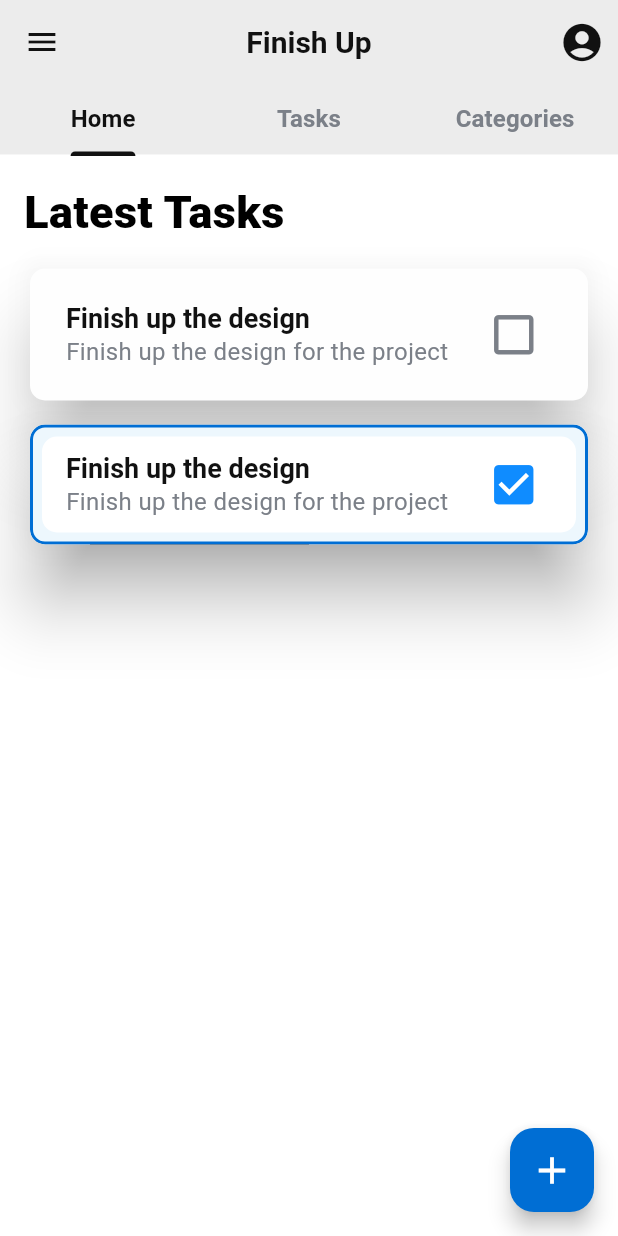
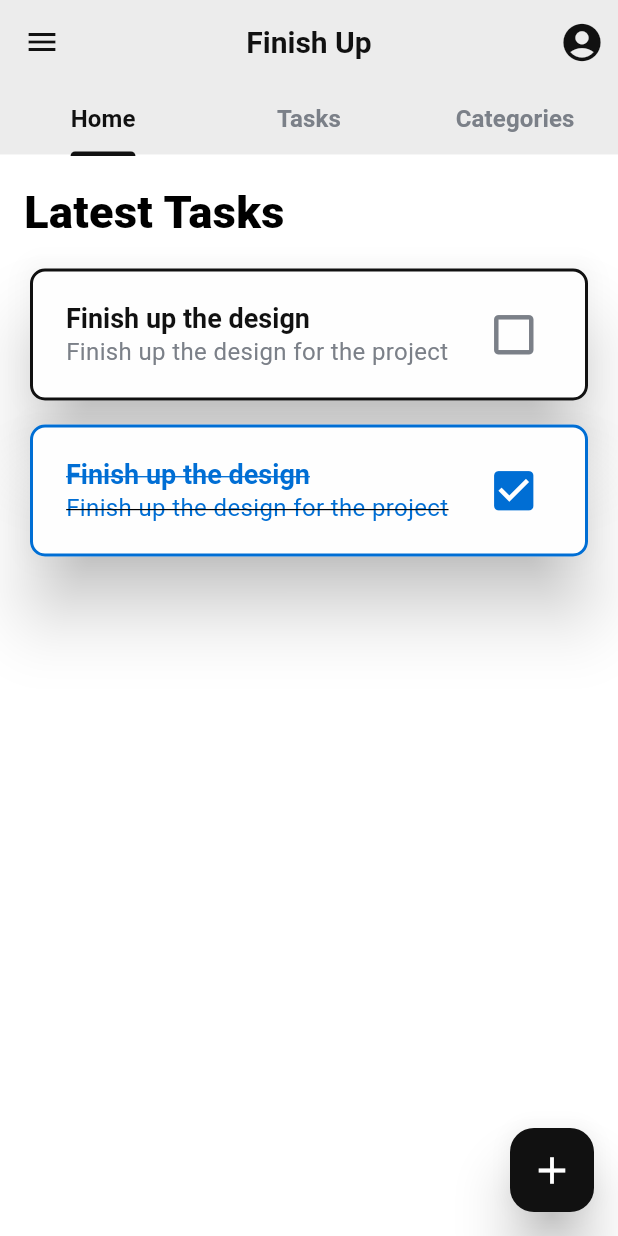
Before and after one commit to xon-nate/finish_up_app, a Flutter app: the screen it shows after launch, on a phone screen of 412 x 824 dp. Run offline on Flutter 3.47's test engine with Material 2 defaults, Android fonts, the phone set to English and light mode, and no system bars; our stand-ins replace cloud_firestore, dartz, firebase_core, flutter_riverpod, freezed_annotation, go_router and 1 more; accounts and stored records are empty; generated files the repository leaves out were written again; Roboto replaces fonts that are missing (Kumbh).

Commit message:
add todo usecases

```diff
--- a/lib/core/router/router.dart
+++ b/lib/core/router/router.dart
@@ -1,6 +1,6 @@
 import 'package:go_router/go_router.dart';
 
-import '../../home_screen.dart';
+import '../../features/todo/presentation/screens/home_screen.dart';
 
 final appRouter = GoRouter(
   initialLocation: '/',
--- a/lib/core/utils/usecase.dart
+++ b/lib/core/utils/usecase.dart
@@ -5,4 +5,10 @@ abstract class UseCase<Type, Params> {
   Future<Either<Failure, Type>> call(Params params);
 }
 
+class Params<T> {
+  final T data;
+
+  Params(this.data);
+}
+
 class NoParams {}
--- a/lib/features/todo/domain/usecases/add.dart
+++ b/lib/features/todo/domain/usecases/add.dart
@@ -5,13 +5,14 @@ import '../../../../core/utils/usecase.dart';
 import '../entities/todo.dart';
 import '../repository/todo_repository.dart';
 
-class AddTodoUseCase extends UseCase<Todo, Todo> {
+class AddTodoUseCase extends UseCase<Todo, Params<Todo>> {
   final TodoRepository repository;
 
   AddTodoUseCase(this.repository);
 
   @override
-  Future<Either<Failure, Todo>> call(Todo params) async {
-    return await repository.addTodo(params);
+  // params is the todo to be added
+  Future<Either<Failure, Todo>> call(Params params) async {
+    return await repository.addTodo(params.data);
   }
 }
--- a/lib/features/todo/domain/usecases/delete.dart
+++ b/lib/features/todo/domain/usecases/delete.dart
@@ -5,13 +5,14 @@ import '../../../../core/utils/usecase.dart';
 import '../entities/todo.dart';
 import '../repository/todo_repository.dart';
 
-class DeleteTodoUseCase extends UseCase<Todo, String> {
+class DeleteTodoUseCase extends UseCase<Todo, Params<String>> {
   final TodoRepository repository;
 
   DeleteTodoUseCase(this.repository);
 
   @override
-  Future<Either<Failure, Todo>> call(String params) async {
-    return await repository.deleteTodoById(params);
+  // params is the id of the todo to be deleted
+  Future<Either<Failure, Todo>> call(Params params) async {
+    return await repository.deleteTodoById(params.data);
   }
 }
--- a/lib/features/todo/domain/usecases/get_all.dart
+++ b/lib/features/todo/domain/usecases/get_all.dart
@@ -5,10 +5,10 @@ import '../../../../core/utils/usecase.dart';
 import '../entities/todo.dart';
 import '../repository/todo_repository.dart';
 
-class GetAllTodoUseCase extends UseCase<List<Todo>, NoParams> {
+class GetAllTodosUseCase extends UseCase<List<Todo>, NoParams> {
   final TodoRepository repository;
 
-  GetAllTodoUseCase(this.repository);
+  GetAllTodosUseCase(this.repository);
 
   @override
   Future<Either<Failure, List<Todo>>> call(NoParams params) async {
--- a/lib/features/todo/domain/usecases/update.dart
+++ b/lib/features/todo/domain/usecases/update.dart
@@ -5,13 +5,14 @@ import '../../../../core/utils/usecase.dart';
 import '../entities/todo.dart';
 import '../repository/todo_repository.dart';
 
-class UpdateTodoUseCase extends UseCase<Todo, Todo> {
+class UpdateTodoUseCase extends UseCase<Todo, Params<Todo>> {
   final TodoRepository repository;
 
   UpdateTodoUseCase(this.repository);
 
   @override
-  Future<Either<Failure, Todo>> call(Todo params) async {
-    return await repository.updateTodo(params);
+  // params is the todo to be updated
+  Future<Either<Failure, Todo>> call(Params params) async {
+    return await repository.updateTodo(params.data);
   }
 }
--- a/lib/features/todo/domain/usecases/update_status.dart
+++ b/lib/features/todo/domain/usecases/update_status.dart
@@ -5,13 +5,14 @@ import '../../../../core/utils/usecase.dart';
 import '../entities/todo.dart';
 import '../repository/todo_repository.dart';
 
-class UpdateTodoStatusUseCase extends UseCase<bool, Todo> {
+class UpdateTodoStatusUseCase extends UseCase<bool, Params<Todo>> {
   final TodoRepository repository;
 
   UpdateTodoStatusUseCase(this.repository);
 
   @override
-  Future<Either<Failure, bool>> call(Todo params) async {
-    return await repository.updateTodoStatus(params);
+  // params is the todo to be updated with the new status (completed or not)
+  Future<Either<Failure, bool>> call(Params<Todo> params) async {
+    return await repository.updateTodoStatus(params.data);
   }
 }
--- /dev/null
+++ b/lib/features/todo/presentation/screens/home_screen.dart
@@ -0,0 +1,113 @@
+import 'package:flutter/material.dart';
+
+import '../widgets/todo_item.dart';
+
+class HomeScreen extends StatelessWidget {
+  const HomeScreen({super.key});
+
+  @override
+  Widget build(BuildContext context) {
+    return DefaultTabController(
+      length: 3,
+      child: Scaffold(
+        floatingActionButton: FloatingActionButton(
+          onPressed: () {},
+          // backgroundColor: const Color(0xFF006ED4),
+          child: const Icon(
+            Icons.add,
+            size: 30,
+          ),
+        ),
+        backgroundColor: const Color(0xFFFFFFFF),
+        appBar: AppBar(
+          leading: IconButton(
+            icon: const Icon(
+              Icons.menu,
+              color: Color(0xFF111111),
+            ),
+            onPressed: () {
+              Scaffold.of(context).openDrawer();
+            },
+          ),
+          actions: [
+            IconButton(
+              icon: const Icon(
+                Icons.account_circle,
+                color: Color(0xFF111111),
+                size: 30,
+              ),
+              onPressed: () {},
+            ),
+          ],
+          title: const Text(
+            'Finish Up',
+            style: TextStyle(
+              color: Color(0xFF111111),
+              fontSize: 20,
+              fontWeight: FontWeight.w700,
+            ),
+          ),
+          centerTitle: true,
+          backgroundColor: const Color(0xFFECECEC),
+          bottom: const TabBar(
+            labelStyle: TextStyle(
+              fontSize: 16,
+              fontWeight: FontWeight.w700,
+              color: Color(0xFF111111),
+            ),
+            labelColor: Color(0xFF111111),
+            unselectedLabelStyle: TextStyle(
+              fontSize: 16,
+              fontWeight: FontWeight.w600,
+              color: Color(0xFF7B8088),
+            ),
+            tabs: [
+              Tab(
+                text: 'Home',
+              ),
+              Tab(
+                text: 'Tasks',
+              ),
+              Tab(
+                text: 'Categories',
+              ),
+            ],
+          ),
+        ),
+        body: Padding(
+          padding: const EdgeInsets.all(16.0),
+          child: ListView(
+            physics: const BouncingScrollPhysics(),
+            children: const [
+              Column(
+                crossAxisAlignment: CrossAxisAlignment.start,
+                children: [
+                  Text(
+                    'Latest Tasks',
+                    style: TextStyle(
+                      fontSize: 30,
+                      fontFamily: 'Kumbh',
+                      fontWeight: FontWeight.w900,
+                    ),
+                  ),
+                  SizedBox(
+                    height: 16,
+                  ),
+                  TodoItemWidget(
+                    isCompleted: false,
+                  ),
+                  SizedBox(
+                    height: 16,
+                  ),
+                  TodoItemWidget(
+                    isCompleted: true,
+                  ),
+                ],
+              )
+            ],
+          ),
+        ),
+      ),
+    );
+  }
+}
--- /dev/null
+++ b/lib/features/todo/presentation/widgets/todo_item.dart
@@ -0,0 +1,61 @@
+import 'package:flutter/material.dart';
+
+class TodoItemWidget extends StatelessWidget {
+  final bool isCompleted;
+  const TodoItemWidget({
+    required this.isCompleted,
+    super.key,
+  });
+
+  @override
+  Widget build(BuildContext context) {
+    return Card(
+      margin: const EdgeInsets.symmetric(horizontal: 4),
+      shape: RoundedRectangleBorder(
+        borderRadius: BorderRadius.circular(10),
+        side: BorderSide(
+          color:
+              isCompleted ? const Color(0xFF006ED4) : const Color(0xFF111111),
+          width: 2,
+        ),
+      ),
+      child: Padding(
+        padding: const EdgeInsets.all(8.0),
+        child: ListTile(
+          tileColor: Colors.transparent,
+          trailing: Icon(
+            isCompleted ? Icons.check_box : Icons.check_box_outline_blank,
+            size: 35,
+            color:
+                isCompleted ? const Color(0xFF006ed4) : const Color(0xFF7B8088),
+          ),
+          title: Text(
+            'Finish up the design',
+            style: TextStyle(
+              fontSize: 18,
+              fontWeight: FontWeight.w600,
+              color: isCompleted
+                  ? const Color(0xFF006ed4)
+                  : const Color(0xFF111111),
+              decoration: isCompleted
+                  ? TextDecoration.lineThrough
+                  : TextDecoration.none,
+              decorationColor: const Color(0xFF006ed4),
+            ),
+          ),
+          subtitle: Text(
+            'Finish up the design for the project',
+            style: TextStyle(
+              fontSize: 16,
+              fontWeight: FontWeight.w400,
+              color: isCompleted
+                  ? const Color(0xFF006ed4)
+                  : const Color(0xFF7B8088),
+              decoration: isCompleted ? TextDecoration.lineThrough : null,
+            ),
+          ),
+        ),
+      ),
+    );
+  }
+}
--- a/lib/home_screen.dart
+++ /dev/null
@@ -1,177 +0,0 @@
-import 'package:flutter/material.dart';
-
-class HomeScreen extends StatelessWidget {
-  const HomeScreen({super.key});
-
-  @override
-  Widget build(BuildContext context) {
-    return DefaultTabController(
-      length: 3,
-      child: Scaffold(
-        backgroundColor: const Color(0xFFFFFFFF),
-        appBar: AppBar(
-          leading: IconButton(
-            icon: const Icon(
-              Icons.menu,
-              color: Color(0xFF111111),
-            ),
-            onPressed: () {
-              Scaffold.of(context).openDrawer();
-            },
-          ),
-          actions: [
-            IconButton(
-              icon: const Icon(
-                Icons.account_circle,
-                color: Color(0xFF111111),
-                size: 30,
-              ),
-              onPressed: () {},
-            ),
-          ],
-          title: const Text(
-            'Finish Up',
-            style: TextStyle(
-              color: Color(0xFF111111),
-              fontSize: 20,
-              fontWeight: FontWeight.w700,
-            ),
-          ),
-          centerTitle: true,
-          backgroundColor: const Color(0xFFECECEC),
-          bottom: const TabBar(
-            labelStyle: TextStyle(
-              fontSize: 16,
-              fontWeight: FontWeight.w700,
-              color: Color(0xFF111111),
-            ),
-            labelColor: Color(0xFF111111),
-            unselectedLabelStyle: TextStyle(
-              fontSize: 16,
-              fontWeight: FontWeight.w600,
-              color: Color(0xFF7B8088),
-            ),
-            tabs: [
-              Tab(
-                text: 'Home',
-              ),
-              Tab(
-                text: 'Tasks',
-              ),
-              Tab(
-                text: 'Categories',
-              ),
-            ],
-          ),
-        ),
-        body: Padding(
-          padding: const EdgeInsets.all(16.0),
-          child: ListView(
-            physics: const BouncingScrollPhysics(),
-            children: [
-              Column(
-                crossAxisAlignment: CrossAxisAlignment.start,
-                children: [
-                  const Text(
-                    'Latest Tasks',
-                    style: TextStyle(
-                      fontSize: 30,
-                      fontFamily: 'Kumbh',
-                      fontWeight: FontWeight.w900,
-                    ),
-                  ),
-                  const SizedBox(
-                    height: 16,
-                  ),
-                  const Card(
-                    margin: EdgeInsets.symmetric(horizontal: 4),
-                    child: Padding(
-                      padding: EdgeInsets.all(8.0),
-                      child: ListTile(
-                        tileColor: Colors.transparent,
-                        trailing: Icon(
-                          Icons.check_box_outline_blank,
-                          size: 35,
-                          color: Color(0xFF7B8088),
-                        ),
-                        title: Text(
-                          'Finish up the design',
-                          style: TextStyle(
-                            fontSize: 18,
-                            fontWeight: FontWeight.w600,
-                            color: Color(0xFF111111),
-                          ),
-                        ),
-                        subtitle: Text(
-                          'Finish up the design for the project',
-                          style: TextStyle(
-                            fontSize: 16,
-                            fontWeight: FontWeight.w400,
-                            color: Color(0xFF7B8088),
-                          ),
-                        ),
-                      ),
-                    ),
-                  ),
-                  const SizedBox(
-                    height: 16,
-                  ),
-                  Card(
-                    elevation: 20, // Apply the same elevation
-                    shadowColor:
-                        const Color(0xFF111111), // Apply the same shadow color
-                    clipBehavior: Clip.antiAliasWithSaveLayer,
-                    shape: RoundedRectangleBorder(
-                      borderRadius: BorderRadius.circular(10),
-                      side: const BorderSide(
-                        color: Color(0xFF006ED4),
-                        width: 2,
-                      ),
-                    ),
-                    margin: const EdgeInsets.symmetric(horizontal: 4),
-                    color: const Color(0xFFECF7FE),
-                    child: const Padding(
-                      padding: EdgeInsets.all(8.0),
-                      child: ListTile(
-                        dense: true,
-                        trailing: Icon(
-                          Icons.check_box,
-                          size: 35,
-                          color: Color(0xFF0F8CFF),
-                        ),
-                        title: Text(
-                          'Finish up the design',
-                          style: TextStyle(
-                            fontSize: 18,
-                            fontWeight: FontWeight.w600,
-                            color: Color(0xFF111111),
-                          ),
-                        ),
-                        subtitle: Text(
-                          'Finish up the design for the project',
-                          style: TextStyle(
-                            fontSize: 16,
-                            fontWeight: FontWeight.w400,
-                            color: Color(0xFF7B8088),
-                          ),
-                        ),
-                      ),
-                    ),
-                  ),
-                ],
-              )
-            ],
-          ),
-        ),
-        floatingActionButton: FloatingActionButton(
-          onPressed: () {},
-          backgroundColor: const Color(0xFF006ED4),
-          child: const Icon(
-            Icons.add,
-            size: 30,
-          ),
-        ),
-      ),
-    );
-  }
-}
--- a/lib/main.dart
+++ b/lib/main.dart
@@ -30,6 +30,10 @@ class MyApp extends StatelessWidget {
         useMaterial3: true,
         brightness: Brightness.light,
         primaryColor: Colors.white,
+        floatingActionButtonTheme: const FloatingActionButtonThemeData(
+          backgroundColor: Color(0xFF111111),
+          elevation: 15,
+        ),
         cardTheme: const CardTheme(
           color: Colors.white,
           surfaceTintColor: Color(0xFFF5F6F7),
```
Also changed, not shown: pubspec.yaml (+0 -21 lines).
